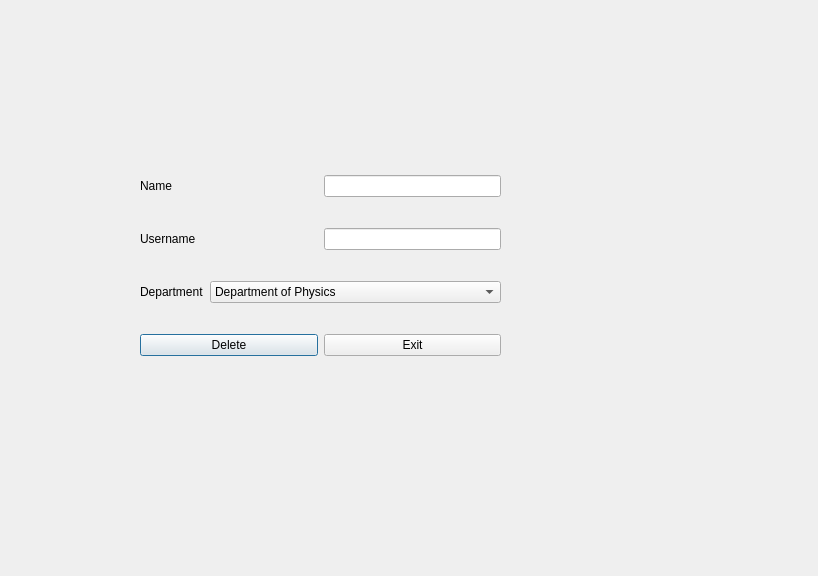
The window that bms/update_professor.ui (MythicSTR/bms-project) describes before a commit, drawn with Qt 5.
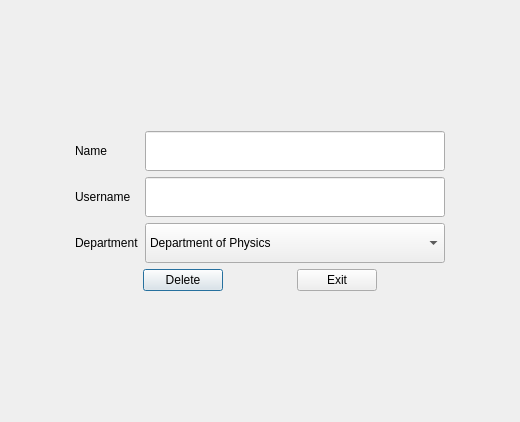
The same window after the commit.

```diff
--- a/bms/update_professor.ui
+++ b/bms/update_professor.ui
@@ -6,22 +6,15 @@
    <rect>
     <x>0</x>
     <y>0</y>
-    <width>818</width>
-    <height>576</height>
+    <width>520</width>
+    <height>422</height>
    </rect>
   </property>
   <property name="windowTitle">
    <string>Dialog</string>
   </property>
-  <widget class="QWidget" name="">
-   <property name="geometry">
-    <rect>
-     <x>140</x>
-     <y>150</y>
-     <width>361</width>
-     <height>231</height>
-    </rect>
-   </property>
+  <layout class="QGridLayout" name="gridLayout">
+   <item row="0" column="0">
    <layout class="QVBoxLayout" name="verticalLayout">
     <item>
      <layout class="QHBoxLayout" name="horizontalLayout">
@@ -35,11 +28,17 @@
       <item>
        <widget class="QLineEdit" name="up_name">
         <property name="sizePolicy">
-         <sizepolicy hsizetype="Minimum" vsizetype="Maximum">
+          <sizepolicy hsizetype="Maximum" vsizetype="Maximum">
           <horstretch>0</horstretch>
           <verstretch>0</verstretch>
          </sizepolicy>
         </property>
+         <property name="minimumSize">
+          <size>
+           <width>300</width>
+           <height>40</height>
+          </size>
+         </property>
        </widget>
       </item>
      </layout>
@@ -56,11 +55,17 @@
       <item>
        <widget class="QLineEdit" name="up_username">
         <property name="sizePolicy">
-         <sizepolicy hsizetype="Minimum" vsizetype="Maximum">
+          <sizepolicy hsizetype="Maximum" vsizetype="Maximum">
           <horstretch>0</horstretch>
           <verstretch>0</verstretch>
          </sizepolicy>
         </property>
+         <property name="minimumSize">
+          <size>
+           <width>300</width>
+           <height>40</height>
+          </size>
+         </property>
        </widget>
       </item>
      </layout>
@@ -76,6 +81,18 @@
       </item>
       <item>
        <widget class="QComboBox" name="up_dept">
+         <property name="sizePolicy">
+          <sizepolicy hsizetype="Maximum" vsizetype="Maximum">
+           <horstretch>0</horstretch>
+           <verstretch>0</verstretch>
+          </sizepolicy>
+         </property>
+         <property name="minimumSize">
+          <size>
+           <width>300</width>
+           <height>40</height>
+          </size>
+         </property>
         <item>
          <property name="text">
           <string>Department of Physics</string>
@@ -154,6 +171,18 @@
      <layout class="QHBoxLayout" name="horizontalLayout_4">
       <item>
        <widget class="QPushButton" name="up_delete">
+         <property name="sizePolicy">
+          <sizepolicy hsizetype="Maximum" vsizetype="Fixed">
+           <horstretch>0</horstretch>
+           <verstretch>0</verstretch>
+          </sizepolicy>
+         </property>
+         <property name="minimumSize">
+          <size>
+           <width>0</width>
+           <height>0</height>
+          </size>
+         </property>
         <property name="text">
          <string>Delete</string>
         </property>
@@ -161,6 +190,18 @@
       </item>
       <item>
        <widget class="QPushButton" name="up_exit">
+         <property name="sizePolicy">
+          <sizepolicy hsizetype="Maximum" vsizetype="Fixed">
+           <horstretch>0</horstretch>
+           <verstretch>0</verstretch>
+          </sizepolicy>
+         </property>
+         <property name="minimumSize">
+          <size>
+           <width>40</width>
+           <height>0</height>
+          </size>
+         </property>
         <property name="text">
          <string>Exit</string>
         </property>
@@ -169,7 +210,8 @@
      </layout>
     </item>
    </layout>
-  </widget>
+   </item>
+  </layout>
  </widget>
  <resources/>
  <connections/>
```
Lines whose indentation alone changed are shown as unchanged.
